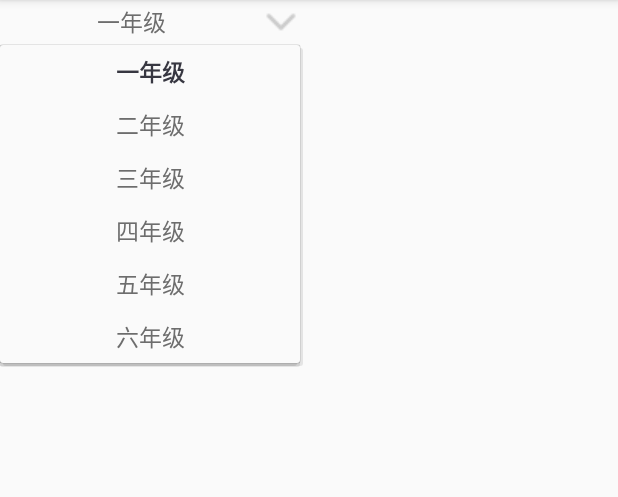
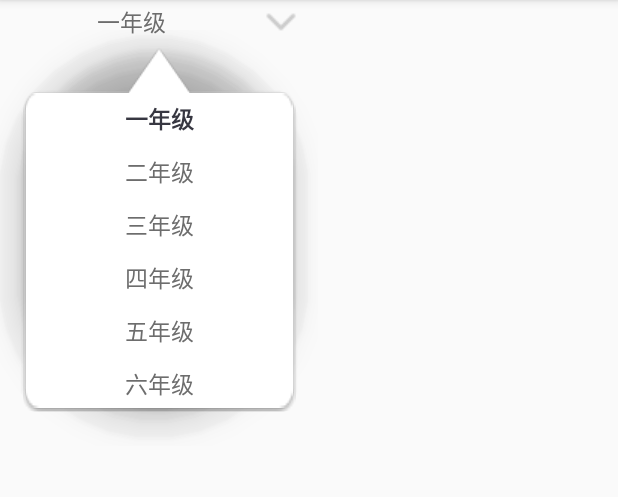
Before and after one commit to hui2016150110/MySpinner, an Android app: the screen it shows after launch (MainActivity), after a tap on "一年级", on a phone screen of 412 x 824 dp, the part 84-581 px from its top. Run offline under Robolectric (Android 15) with nearby library versions, the phone set to English and light mode, and no system bars.

Commit message:
"增加一个.9类型的背景图"

```diff
--- a/app/src/main/java/com/example/hui/myspinner/MainActivity.java
+++ b/app/src/main/java/com/example/hui/myspinner/MainActivity.java
@@ -31,9 +31,9 @@ public class MainActivity extends AppCompatActivity {
         spinner.setBackgroundColor(0x0);
         //加载下拉框的样式
         adapter.setDropDownViewResource(R.layout.spinner_item);
-        //spinner.setPopupBackgroundResource(R.drawable.background);
-        spinner.setDropDownVerticalOffset(dip2px(30));
-
+        spinner.setPopupBackgroundResource(R.drawable.chat2);
+        spinner.setDropDownVerticalOffset(dip2px(20));
+        spinner.setDropDownWidth(dip2px(180));
         spinner.setAdapter(adapter);
 
         spinner.setOnItemSelectedListener(new AdapterView.OnItemSelectedListener() {
--- a/app/src/main/res/drawable/background.xml
+++ /dev/null
@@ -1,17 +0,0 @@
-<?xml version="1.0" encoding="utf-8"?>
-<layer-list xmlns:android="http://schemas.android.com/apk/res/android">
-    <item
-        android:gravity="top"
-        android:left="150dp"
-        android:drawable="@drawable/arrow"/>
-
-    <item
-        android:top="20dp">
-        <shape android:shape="rectangle">
-            <solid android:color="#d6d6d6"/>
-            <corners android:radius="8dp"/>
-        </shape>
-
-    </item>
-
-</layer-list>
```
Also changed, not shown: app/src/main/res/drawable/chat2.9.png (added).
